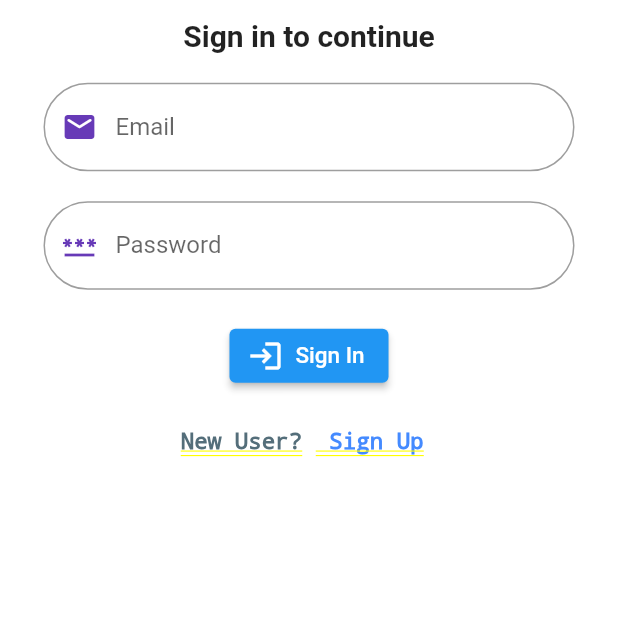
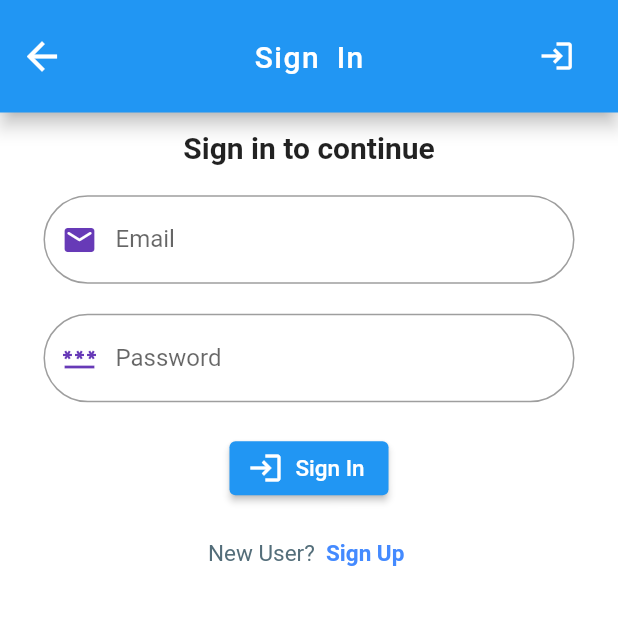
Before and after one commit to Ashit743/invest_up, a Flutter app: the screen it shows after launch, on a phone screen of 412 x 824 dp, the top half of it. Run offline on Flutter 3.47's test engine with Material 2 defaults, Android fonts, the phone set to English and light mode, and no system bars; our stand-ins replace cloud_firestore, cool_alert, firebase_auth, firebase_core; missing offline and left inert: flame, flame_texturepacker, flame_tiled; accounts and stored records are empty.

Commit message:
updated minSdkVersion to 21 & fixed sign in page

```diff
--- a/lib/authentication/signin_page.dart
+++ b/lib/authentication/signin_page.dart
@@ -1,4 +1,5 @@
 import 'package:flame/game.dart';
+import 'package:invest_up/app_bar/appBar_signin.dart';
 import 'package:invest_up/authentication/register_page.dart';
 import 'package:flutter/material.dart';
 import 'package:firebase_auth/firebase_auth.dart';
@@ -13,14 +14,14 @@ class SignInPage extends StatefulWidget {
 class _SignInPageState extends State<SignInPage> {
   @override
   Widget build(BuildContext context) {
-    return Column(
-      children: <Widget>[
-        SizedBox(
-          height: MediaQuery.of(context).size.height * 0.01,
-        ),
+    return Scaffold(
+        appBar: appBarSignIn(context),
+        backgroundColor: Colors.white,
+        body: Stack(
+          children: [
             _EmailPasswordForm(),
           ],
-    );
+        ));
   }
 
   // Code for sign out.
@@ -59,7 +60,11 @@ class _EmailPasswordFormState extends State<_EmailPasswordForm> {
 
   @override
   Widget build(BuildContext context) {
-    return Column(
+    return ListView(children: [
+      SizedBox(
+        height: MediaQuery.of(context).size.height * 0.01,
+      ),
+      Column(
         children: [
           Form(
               key: _formKey,
@@ -178,7 +183,8 @@ class _EmailPasswordFormState extends State<_EmailPasswordForm> {
             ],
           )
         ],
-    );
+      ),
+    ]);
   }
 
   @override
@@ -205,7 +211,9 @@ class _EmailPasswordFormState extends State<_EmailPasswordForm> {
       );
 
       Navigator.pushReplacement(
-          context, MaterialPageRoute(builder: (context) => GameWidget(game: mySprite())));
+          context,
+          MaterialPageRoute(
+              builder: (context) => GameWidget(game: mySprite())));
     } catch (e) {
       ScaffoldMessenger.of(context).showSnackBar(
         const SnackBar(
```
Also changed, not shown: 1 other file. Lines whose indentation alone changed are shown as unchanged.
